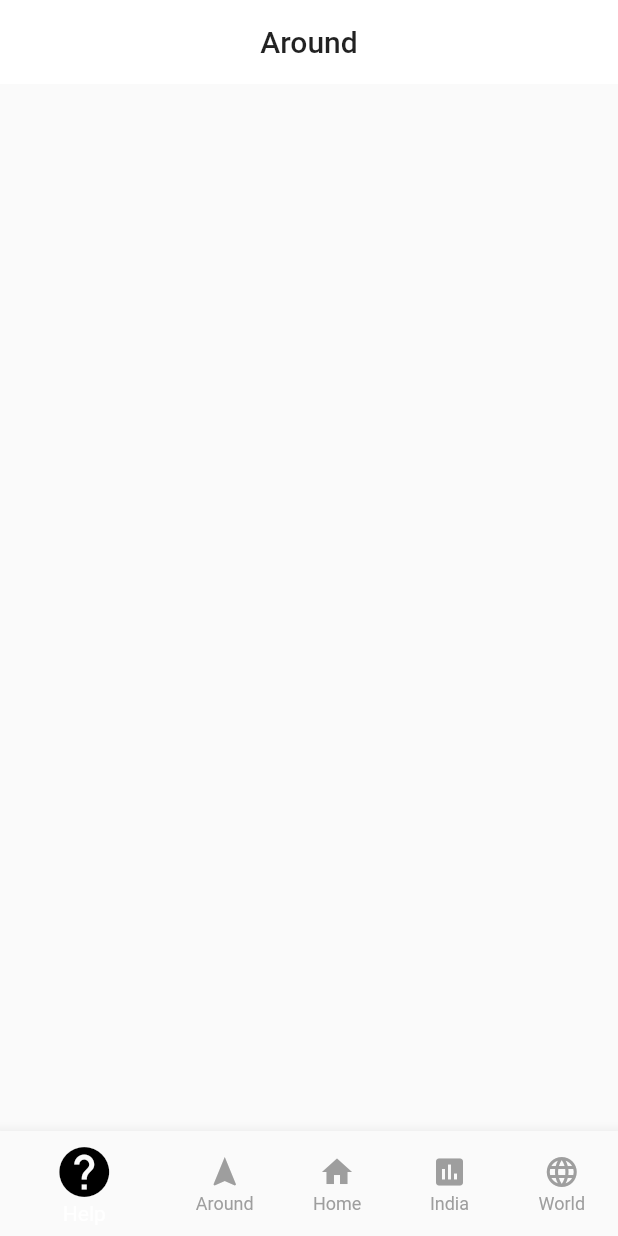
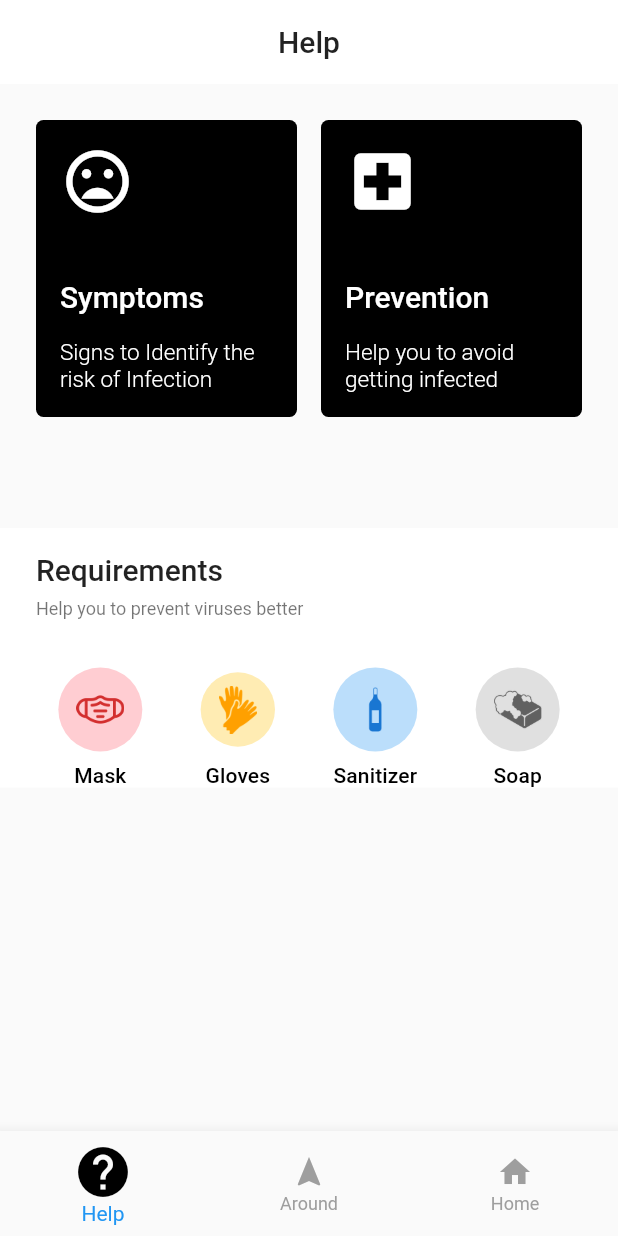
Before and after one commit to ThugsOfFirangistan/HealthZ, a Flutter app: the screen it shows after launch, on a phone screen of 412 x 824 dp. Run offline on Flutter 3.47's test engine with Material 2 defaults, Android fonts, the phone set to English and light mode, and no system bars.

Commit message:
Implement help section

```diff
--- /dev/null
+++ b/lib/Screens/Help.dart
@@ -0,0 +1,85 @@
+import 'package:healthz/Widgets/homeNavItems.dart';
+import 'package:healthz/Widgets/Requirements.dart';
+import 'package:flutter/cupertino.dart';
+import 'package:flutter/material.dart';
+
+class Help extends StatefulWidget {
+  @override
+  _HelpState createState() => _HelpState();
+}
+
+class _HelpState extends State<Help> {
+  @override
+  Widget build(BuildContext context) {
+    double width = MediaQuery.of(context).size.width;
+    return Scaffold(
+      appBar: AppBar(
+      title: Text('Help',
+      style: Theme.of(context).textTheme.title,),
+       backgroundColor: Colors.white,
+        elevation: 0.0,
+        iconTheme: IconThemeData(color: Colors.black),
+        centerTitle: true,
+    ),
+      body: SafeArea(
+        child: Container(
+          child: SingleChildScrollView(
+            child: Column(
+              crossAxisAlignment: CrossAxisAlignment.start,
+              children: <Widget>[
+                Container(
+                  child: Column(
+                    children: <Widget>[
+                      Container(
+                        width: width,
+                        padding: EdgeInsets.all(24.0),
+                        child: Column(
+                          crossAxisAlignment: CrossAxisAlignment.start,
+                          children: <Widget>[
+                            HomeNavItems(),
+                          ],
+                        ),
+                      )
+                    ],
+                  ),
+                ),
+                Container(
+                  color: Colors.white,
+                  child: Column(
+                    crossAxisAlignment: CrossAxisAlignment.start,
+                    children: <Widget>[
+                      Container(
+                        padding: EdgeInsets.symmetric(
+                            horizontal: 24.0, vertical: 16.0),
+                        child: Column(
+                          crossAxisAlignment: CrossAxisAlignment.start,
+                          children: <Widget>[
+                            Text(
+                              "Requirements",
+                              style: Theme.of(context).textTheme.title,
+                            ),
+                            SizedBox(
+                              height: 8.0,
+                            ),
+                            Text(
+                              "Help you to prevent viruses better",
+                              style: Theme.of(context).textTheme.caption,
+                            ),
+                            SizedBox(
+                              height: 16.0,
+                            ),
+                          ],
+                        ),
+                      ),
+                      Requirements(),
+                    ],
+                  ),
+                ),
+              ],
+            ),
+          ),
+        ),
+      ),
+    );
+  }
+}
--- /dev/null
+++ b/lib/Widgets/Requirements.dart
@@ -0,0 +1,35 @@
+import 'package:flutter/material.dart';
+
+class Requirements extends StatelessWidget {
+  @override
+  Widget build(BuildContext context) {
+    return Row(
+      mainAxisAlignment: MainAxisAlignment.spaceEvenly,
+      children: <Widget>[
+        getRequirementItems(context: context, text: 'Mask', imgSrc: 'mask', bgColor: Colors.red[100], imgColor: Colors.red[700]),
+        getRequirementItems(context: context, text: 'Gloves', imgSrc: 'gloves', bgColor: Colors.amber[100], imgColor: Colors.amber[700]),
+        getRequirementItems(context: context, text: 'Sanitizer', imgSrc: 'alchohol', bgColor: Colors.blue[100], imgColor: Colors.blue[700]),
+        getRequirementItems(context: context, text: 'Soap', imgSrc: 'soap', bgColor: Colors.grey[300], imgColor: Colors.grey[700]),
+      ],
+    );
+  }
+}
+
+Widget getRequirementItems({BuildContext context, String text, String imgSrc, Color bgColor, Color imgColor}) {
+  return Column(
+    children: <Widget>[
+      Container(
+        padding: EdgeInsets.all(12.0),
+        decoration: BoxDecoration(
+          shape: BoxShape.circle,
+          color: bgColor,
+        ),
+        child: Image(image: AssetImage('assets/images/$imgSrc.png'), height: 32, fit: BoxFit.contain, color: imgColor,),
+      ),
+      SizedBox(
+        height: 8.0,
+      ),
+      Text(text, style: Theme.of(context).textTheme.subtitle,)
+    ],
+  );
+}
--- /dev/null
+++ b/lib/Widgets/homeNavItems.dart
@@ -0,0 +1,90 @@
+import 'package:flutter/material.dart';
+// import 'package:font_awesome_flutter/font_awesome_flutter.dart';
+
+class HomeNavItems extends StatefulWidget {
+  @override
+  _HomeNavItemsState createState() => _HomeNavItemsState();
+}
+
+class _HomeNavItemsState extends State<HomeNavItems> {
+  @override
+  Widget build(BuildContext context) {
+    return Column(
+      children: <Widget>[
+        Row(
+          mainAxisAlignment: MainAxisAlignment.spaceAround,
+          children: <Widget>[
+            getHomePageNavItems(
+                context: context,
+                icon: Icons.mood_bad,
+                title: 'Symptoms',
+                subTitle: 'Signs to Identify the risk of Infection',
+                navigate: 'symptoms'),
+            SizedBox(
+              width: 16.0,
+            ),
+            getHomePageNavItems(
+                context: context,
+                icon:Icons.local_hospital,
+
+                title: 'Prevention',
+                subTitle: 'Help you to avoid getting infected',
+                navigate: 'prevention'
+                ),
+          ],
+        ),
+        SizedBox(
+          height: 50.0,
+        )
+      ],
+    );
+  }
+}
+
+Widget getHomePageNavItems(
+    {BuildContext context, IconData icon, String title, String subTitle, String navigate}) {
+  return Expanded(
+    child: InkWell(
+      onTap: (){
+        navigate != null ? Navigator.pushNamed(context, '/$navigate') : print("No where to go") ;
+      },
+      child: Container(
+        padding: EdgeInsets.all(16.0),
+        decoration: BoxDecoration(
+            color: Colors.black,
+            borderRadius: BorderRadius.all(Radius.circular(5.0))),
+        child: Column(
+          crossAxisAlignment: CrossAxisAlignment.start,
+          children: <Widget>[
+            Icon(
+              icon,
+              size: 50.0,
+              color: Colors.white,
+            ),
+            SizedBox(
+              height: 40.0,
+            ),
+            Text(
+              title,
+              style: Theme.of(context)
+                  .textTheme
+                  .title
+                  .copyWith(color: Colors.white,
+                  fontSize: 20.0),
+            ),
+            SizedBox(
+              height: 17.0,
+            ),
+            Text(
+              subTitle,
+              style: Theme.of(context).textTheme.caption.copyWith(
+                  color: Colors.white,
+                  fontWeight: FontWeight.w300,
+                  fontSize: 15.0),
+            ),
+          ],
+        ),
+      ),
+    ),
+  );
+}
--- a/lib/main.dart
+++ b/lib/main.dart
@@ -1,6 +1,9 @@
 import 'package:flutter/material.dart';
 import 'package:healthz/Screens/Around.dart';
 import 'package:healthz/Screens/Home.dart';
+import 'package:healthz/Screens/SymptomsPage.dart';
+import 'package:healthz/Screens/PreventionPage.dart';
+import 'package:healthz/Screens/Help.dart';
 
 void main() => runApp(Healthz());
 
@@ -8,6 +11,10 @@ class Healthz extends StatelessWidget {
   @override
   Widget build(BuildContext context) {
     return MaterialApp(
+      routes: {
+        '/symptoms': (context) => SymptomsPage(),
+        '/prevention': (context) => PreventionPage(),
+      },
       home: MyStatefulWidget(),
     );
   }
@@ -24,10 +31,7 @@ class _MyStatefulWidgetState extends State<MyStatefulWidget> {
   int _selectedIndex = 0;
   static const TextStyle optionStyle =
       TextStyle(fontSize: 30, fontWeight: FontWeight.bold, color: Colors.black);
-  List<Widget> _widgetOptions = [
-    Around(),
-    Home()
-  ];
+  List<Widget> _widgetOptions = [Help(), Around(), Home()];
 
   void _onItemTapped(int index) {
     setState(() {
@@ -55,14 +59,6 @@ class _MyStatefulWidgetState extends State<MyStatefulWidget> {
             icon: Icon(Icons.home),
             title: Text('Home'),
           ),
-          BottomNavigationBarItem(
-            icon: Icon(Icons.insert_chart),
-            title: Text('India'),
-          ),
-          BottomNavigationBarItem(
-            icon: Icon(Icons.language),
-            title: Text('World'),
-          ),
         ],
         unselectedItemColor: Colors.grey,
         currentIndex: _selectedIndex,
```
Also changed, not shown: lib/Screens/PreventionPage.dart (added, +77 -0 lines), lib/Screens/SymptomsPage.dart (added, +76 -0 lines), lib/Widgets/symptomsItems.dart (added, +85 -0 lines), pubspec.yaml (+8 -1 lines), assets/images/alchohol.png (added), assets/images/doctor1.jpg (added), assets/images/gloves.png (added), assets/images/mask.png (added), assets/images/soap.png (added), assets/images/solidhospital.png (added), assets/images/symptomMain.jpg (added), pubspec.lock.
